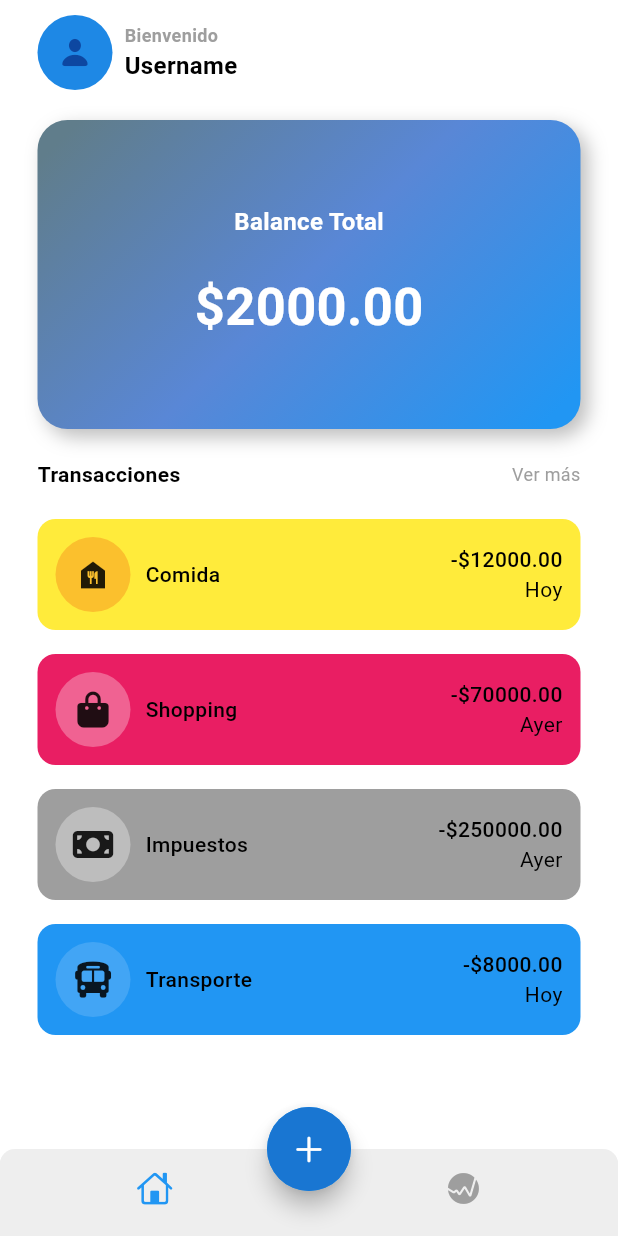
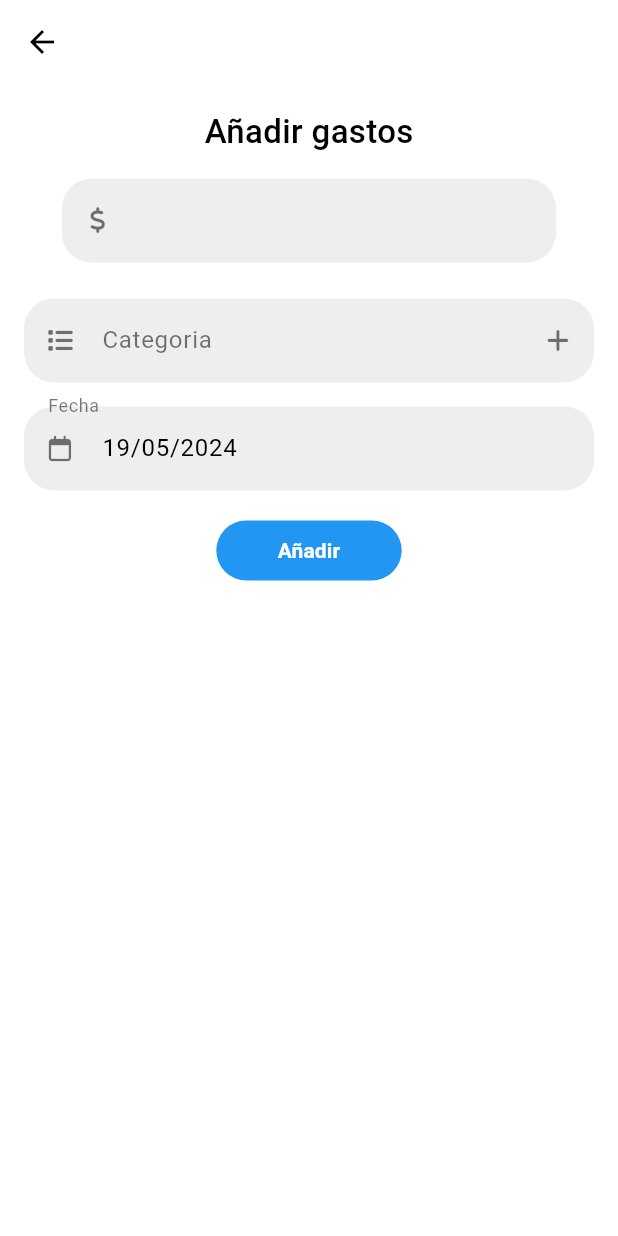
Before and after one commit to JuanFeletes24/Aplicaci-n-Finanzas--1, a Flutter app: the screen it shows after launch, after a tap on an icon or button, on a phone screen of 412 x 824 dp. Run offline on Flutter 3.47's test engine with Material 3 defaults, Android fonts, the phone set to English and light mode, and no system bars; our stand-ins replace fl_chart, font_awesome_flutter.

Commit message:
Creacion de la pagina anadir gastos y cambio en la categoria food

```diff
--- a/lib/data/data.dart
+++ b/lib/data/data.dart
@@ -22,9 +22,9 @@ List<Map<String, dynamic>> transactionData = [
     'icon': const FaIcon(FontAwesomeIcons.moneyBill),
     'name': 'Impuestos',
     'totalAmount': '-\$250000.00',
-    'color': Colors.grey[400],
+    'color': Colors.greenAccent[200],
     'date' : 'Ayer',
-    'color-icon': Colors.grey[500]
+    'color-icon': Colors.greenAccent[400]
   },
   {
     'icon': const FaIcon(FontAwesomeIcons.bus),
--- /dev/null
+++ b/lib/screen/add_expense/views/anadir_gastos.dart
@@ -0,0 +1,197 @@
+import 'package:flutter/material.dart';
+import 'package:font_awesome_flutter/font_awesome_flutter.dart';
+import 'package:intl/intl.dart';
+
+class AddExpense extends StatefulWidget {
+  const AddExpense({super.key});
+
+  @override
+  State<AddExpense> createState() => _AddExpenseState();
+}
+
+class _AddExpenseState extends State<AddExpense> {
+  TextEditingController expenseControler = TextEditingController();
+  TextEditingController categoryControler = TextEditingController();
+  TextEditingController dateControler = TextEditingController();
+  DateTime dateInitial = DateTime.now();
+
+
+  @override
+
+  void initState() {
+    dateControler.text = DateFormat('dd/MM/yyyy').format(DateTime.now()); //para poder simplificar la fecha utilizamos una dependencia
+    super.initState();
+  }
+
+  Widget build(BuildContext context) {
+    return GestureDetector( //el gesturedetector permite deseleccionar los labels si le das fuera de estos.
+      onTap: () => FocusScope.of(context).unfocus(), //funcion que permite deseleccionar
+      child: Scaffold(
+        backgroundColor: Theme.of(context).colorScheme.background, //definimos los colores del fondo como los del background
+        appBar: AppBar(
+          backgroundColor: Theme.of(context).colorScheme.background,
+        ),
+        body: Padding(
+          padding: const EdgeInsets.all(16.0),
+          child: Column(
+            crossAxisAlignment: CrossAxisAlignment.center,
+            children: [
+              Text(
+                "Añadir gastos",
+                style: TextStyle(
+                  fontSize: 22,
+                  fontWeight: FontWeight.w500
+                ),
+              ),
+              const SizedBox(height: 16),
+              SizedBox(
+                width: MediaQuery.of(context).size.width * 0.8, //permite que el textfromfield sea menos ancho.
+                child: TextFormField( //nos permite escribir texto
+                  controller: expenseControler,
+                  decoration: InputDecoration(
+                    filled: true,
+                    fillColor: Colors.grey[200], //el color de fondo del label
+                    prefixIcon: const Icon(
+                      FontAwesomeIcons.dollarSign,
+                      size: 17,
+                      color: Colors.black54,
+                      ),
+                    border: OutlineInputBorder(
+                      borderRadius: BorderRadius.circular(20),
+                      borderSide: BorderSide.none //para que no hayan bordes
+                    )
+                  ),
+                ),
+              ),
+              const SizedBox(height: 24),
+              TextFormField(
+                controller: categoryControler,
+                readOnly: true,
+                textAlignVertical: TextAlignVertical.center,
+                decoration: InputDecoration(
+                    filled: true,
+                    fillColor: Colors.grey[200], //el color de fondo del label
+                    prefixIcon: const Icon(
+                      FontAwesomeIcons.list,
+                      size: 17,
+                      color: Colors.black54,
+                      ),
+                      suffixIcon: IconButton(
+                        onPressed: () {
+                          showDialog(
+                            context: context,
+                            builder: (ctx) {
+                              return AlertDialog(
+                                content: Column(
+                                  mainAxisSize: MainAxisSize.min,
+                                  children: [
+                                     TextFormField(
+                                      textAlignVertical: TextAlignVertical.center,
+                                        decoration: InputDecoration(
+                                          filled: true,
+                                          fillColor: Colors.white,
+                                          label: Text("Nombre", style: TextStyle(color: Colors.black54),), //deje el label en cambio del hinttext porque la animacion que tiene es muy bacana
+                                          border: OutlineInputBorder(
+                                            borderRadius: BorderRadius.circular(20),
+                                            borderSide: BorderSide.none
+                                          )
+                                        )
+                                    ),
+                                    const SizedBox(height: 16),
+                                    TextFormField(
+                                      textAlignVertical: TextAlignVertical.center,
+                                        decoration: InputDecoration(
+                                          filled: true,
+                                          fillColor: Colors.white,
+                                          label: Text("Icono", style: TextStyle(color: Colors.black54),), //deje el label en cambio del hinttext porque la animacion que tiene es muy bacana
+                                          border: OutlineInputBorder(
+                                            borderRadius: BorderRadius.circular(20),
+                                            borderSide: BorderSide.none
+                                          )
+                                        )
+                                    ),
+                                    const SizedBox(height: 16),
+                                    TextFormField(
+                                      textAlignVertical: TextAlignVertical.center,
+                                        decoration: InputDecoration(
+                                          filled: true,
+                                          fillColor: Colors.white,
+                                          label: Text("Color", style: TextStyle(color: Colors.black54),), //deje el label en cambio del hinttext porque la animacion que tiene es muy bacana
+                                          border: OutlineInputBorder(
+                                            borderRadius: BorderRadius.circular(20),
+                                            borderSide: BorderSide.none
+                                          )
+                                        )
+                                    ),
+                                  ],
+                                ),
+                              );
+                            });
+                        },
+                        icon: const Icon(
+                        FontAwesomeIcons.plus,
+                        size: 17,
+                        color: Colors.black54
+                        )
+                      ),
+                    label: Text("Categoria", style: TextStyle(color: Colors.black54),), //deje el label en cambio del hinttext porque la animacion que tiene es muy bacana
+                    border: OutlineInputBorder(
+                      borderRadius: BorderRadius.circular(20),
+                      borderSide: BorderSide.none //para que no hayan bordes
+                    )
+                  )
+              ),
+              const SizedBox(height: 16),
+              TextFormField(
+                controller: dateControler,
+                textAlignVertical: TextAlignVertical.center,
+                readOnly: true, //como solo se inserta la fecha el usuario no deberia de escribir
+                onTap: () async{
+                  DateTime? newDate = await showDatePicker(context: context,
+                  initialDate: dateInitial,
+                  firstDate: DateTime.now(),
+                  lastDate: DateTime.now().add(const Duration(days: 365))); //para que pueda escoger una fecha en el calendario
+
+                  if(newDate != null) { //esto permite modificar la fecha dentro del label
+                    setState(() {
+                      dateControler.text = DateFormat('dd/MM/yyyy').format(newDate);
+                      dateInitial = newDate;
+                    });
+                  }
+                },
+                decoration: InputDecoration(
+                    filled: true,
+                    fillColor: Colors.grey[200], //el color de fondo del label
+                    prefixIcon: const Icon(
+                      FontAwesomeIcons.calendar,
+                      size: 17,
+                      color: Colors.black54,
+                      ),
+                    label: Text("Fecha", style: TextStyle(color: Colors.black54),), //deje el label en cambio del hinttext porque la animacion que tiene es muy bacana
+                    border: OutlineInputBorder(
+                      borderRadius: BorderRadius.circular(20),
+                      borderSide: BorderSide.none //para que no hayan bordes
+                    )
+                  )
+              ),
+              const SizedBox(height: 16),
+               SizedBox(
+                width: MediaQuery.of(context).size.width * 0.3,
+                 child: TextButton(
+                  onPressed: () {},
+                  style: TextButton.styleFrom(
+                    backgroundColor: Theme.of(context).colorScheme.primary,
+                  ),
+                  child: const Text(
+                    "Añadir",
+                    style: TextStyle(fontSize: 14, color: Colors.white, fontWeight: FontWeight.bold),
+                    )
+                  ),
+               )
+            ],
+          ),
+        ),
+      ),
+    );
+  }
+}
--- a/lib/screen/views/home_screen.dart
+++ b/lib/screen/views/home_screen.dart
@@ -1,5 +1,6 @@
 import 'package:flutter/cupertino.dart';
 import 'package:flutter/material.dart';
+import 'package:happybills_branch_juanrojas/screen/add_expense/views/anadir_gastos.dart';
 import 'package:happybills_branch_juanrojas/screen/stats/stats.dart';
 import 'package:happybills_branch_juanrojas/screen/views/main_screen.dart';
 
@@ -53,7 +54,15 @@ class _HomeScreenState extends State<HomeScreen> {
       ),
       floatingActionButtonLocation: FloatingActionButtonLocation.centerDocked,
       floatingActionButton: FloatingActionButton(
-        onPressed: () {},
+        onPressed: () {
+          Navigator.push(
+            context,
+            MaterialPageRoute<void>(
+              builder: (BuildContext context) => const AddExpense(), //esta es la funcionalidad de navegacion del boton de añadir gastos.
+              )
+          );
+
+        },
         shape: const CircleBorder(),
         child: Container(
           width: 60,
--- a/pubspec.yaml
+++ b/pubspec.yaml
@@ -33,6 +33,7 @@ dependencies:
   cupertino_icons: ^1.0.6
   font_awesome_flutter: '>= 4.7.0'
   fl_chart : ^0.68.0
+  intl: ^0.19.0
 
 dev_dependencies:
   flutter_test:
```
Also changed, not shown: pubspec.lock.
